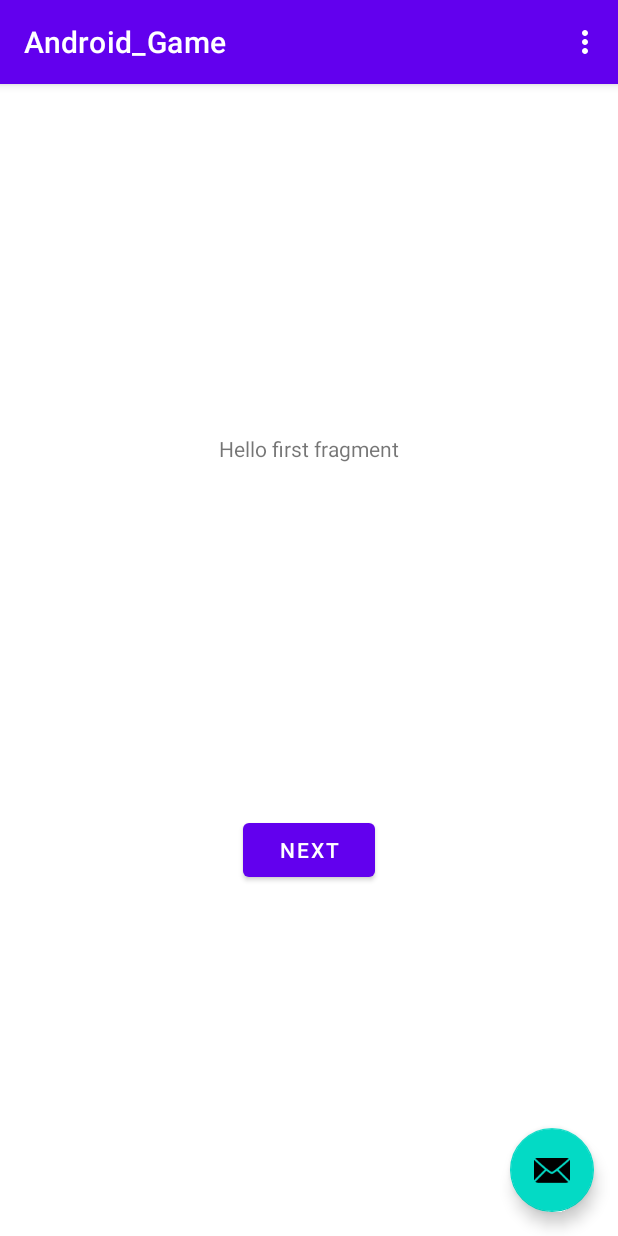
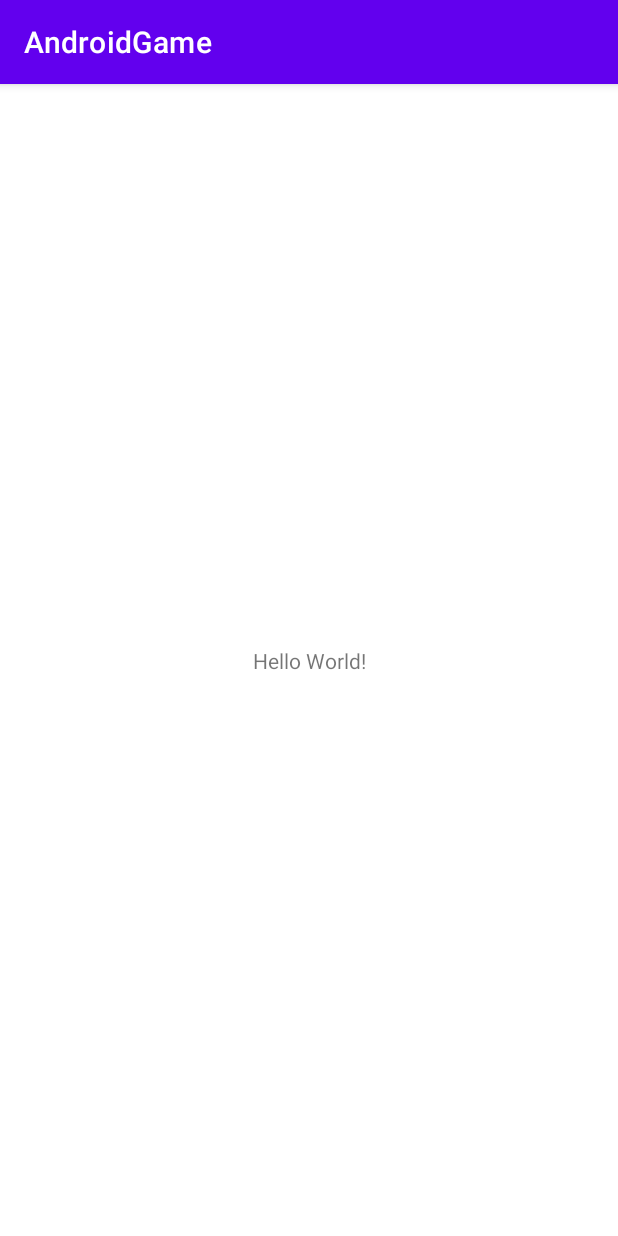
Before and after one commit to RayaLitova/AndroidGame, an Android app: the screen it shows after launch (MainActivity), on a phone screen of 412 x 824 dp. Run offline under Robolectric (Android 15) with nearby library versions, the phone set to English and light mode, and no system bars.

Commit message:
oof im stupid

```diff
--- a/app/build.gradle
+++ b/app/build.gradle
@@ -7,7 +7,7 @@ android {
     buildToolsVersion "30.0.2"
 
     defaultConfig {
-        applicationId "com.example.android_game"
+        applicationId "com.example.androidgame"
         minSdkVersion 16
         targetSdkVersion 30
         versionCode 1
@@ -33,8 +33,6 @@ dependencies {
     implementation 'androidx.appcompat:appcompat:1.2.0'
     implementation 'com.google.android.material:material:1.2.1'
     implementation 'androidx.constraintlayout:constraintlayout:2.0.4'
-    implementation 'androidx.navigation:navigation-fragment:2.2.2'
-    implementation 'androidx.navigation:navigation-ui:2.2.2'
     testImplementation 'junit:junit:4.+'
     androidTestImplementation 'androidx.test.ext:junit:1.1.2'
     androidTestImplementation 'androidx.test.espresso:espresso-core:3.3.0'
--- a/app/src/main/java/com/example/android_game/FirstFragment.java
+++ /dev/null
@@ -1,34 +0,0 @@
-package com.example.android_game;
-
-import android.os.Bundle;
-import android.view.LayoutInflater;
-import android.view.View;
-import android.view.ViewGroup;
-
-import androidx.annotation.NonNull;
-import androidx.fragment.app.Fragment;
-import androidx.navigation.fragment.NavHostFragment;
-
-public class FirstFragment extends Fragment {
-
-    @Override
-    public View onCreateView(
-            LayoutInflater inflater, ViewGroup container,
-            Bundle savedInstanceState
-    ) {
-        // Inflate the layout for this fragment
-        return inflater.inflate(R.layout.fragment_first, container, false);
-    }
-
-    public void onViewCreated(@NonNull View view, Bundle savedInstanceState) {
-        super.onViewCreated(view, savedInstanceState);
-
-        view.findViewById(R.id.button_first).setOnClickListener(new View.OnClickListener() {
-            @Override
-            public void onClick(View view) {
-                NavHostFragment.findNavController(FirstFragment.this)
-                        .navigate(R.id.action_FirstFragment_to_SecondFragment);
-            }
-        });
-    }
-}
--- a/app/src/main/java/com/example/android_game/MainActivity.java
+++ /dev/null
@@ -1,56 +0,0 @@
-package com.example.android_game;
-
-import android.os.Bundle;
-
-import com.google.android.material.floatingactionbutton.FloatingActionButton;
-import com.google.android.material.snackbar.Snackbar;
-
-import androidx.appcompat.app.AppCompatActivity;
-import androidx.appcompat.widget.Toolbar;
-
-import android.view.View;
-
-import android.view.Menu;
-import android.view.MenuItem;
-
-public class MainActivity extends AppCompatActivity {
-
-    @Override
-    protected void onCreate(Bundle savedInstanceState) {
-        super.onCreate(savedInstanceState);
-        setContentView(R.layout.activity_main);
-        Toolbar toolbar = findViewById(R.id.toolbar);
-        setSupportActionBar(toolbar);
-
-        FloatingActionButton fab = findViewById(R.id.fab);
-        fab.setOnClickListener(new View.OnClickListener() {
-            @Override
-            public void onClick(View view) {
-                Snackbar.make(view, "Replace with your own action", Snackbar.LENGTH_LONG)
-                        .setAction("Action", null).show();
-            }
-        });
-    }
-
-    @Override
-    public boolean onCreateOptionsMenu(Menu menu) {
-        // Inflate the menu; this adds items to the action bar if it is present.
-        getMenuInflater().inflate(R.menu.menu_main, menu);
-        return true;
-    }
-
-    @Override
-    public boolean onOptionsItemSelected(MenuItem item) {
-        // Handle action bar item clicks here. The action bar will
-        // automatically handle clicks on the Home/Up button, so long
-        // as you specify a parent activity in AndroidManifest.xml.
-        int id = item.getItemId();
-
-        //noinspection SimplifiableIfStatement
-        if (id == R.id.action_settings) {
-            return true;
-        }
-
-        return super.onOptionsItemSelected(item);
-    }
-}
--- a/app/src/main/res/layout/activity_main.xml
+++ b/app/src/main/res/layout/activity_main.xml
@@ -1,33 +1,18 @@
 <?xml version="1.0" encoding="utf-8"?>
-<androidx.coordinatorlayout.widget.CoordinatorLayout xmlns:android="http://schemas.android.com/apk/res/android"
+<androidx.constraintlayout.widget.ConstraintLayout xmlns:android="http://schemas.android.com/apk/res/android"
     xmlns:app="http://schemas.android.com/apk/res-auto"
     xmlns:tools="http://schemas.android.com/tools"
     android:layout_width="match_parent"
     android:layout_height="match_parent"
     tools:context=".MainActivity">
 
-    <com.google.android.material.appbar.AppBarLayout
-        android:layout_width="match_parent"
-        android:layout_height="wrap_content"
-        android:theme="@style/Theme.Android_Game.AppBarOverlay">
-
-        <androidx.appcompat.widget.Toolbar
-            android:id="@+id/toolbar"
-            android:layout_width="match_parent"
-            android:layout_height="?attr/actionBarSize"
-            android:background="?attr/colorPrimary"
-            app:popupTheme="@style/Theme.Android_Game.PopupOverlay" />
-
-    </com.google.android.material.appbar.AppBarLayout>
-
-    <include layout="@layout/content_main" />
-
-    <com.google.android.material.floatingactionbutton.FloatingActionButton
-        android:id="@+id/fab"
+    <TextView
         android:layout_width="wrap_content"
         android:layout_height="wrap_content"
-        android:layout_gravity="bottom|end"
-        android:layout_margin="@dimen/fab_margin"
-        app:srcCompat="@android:drawable/ic_dialog_email" />
+        android:text="Hello World!"
+        app:layout_constraintBottom_toBottomOf="parent"
+        app:layout_constraintLeft_toLeftOf="parent"
+        app:layout_constraintRight_toRightOf="parent"
+        app:layout_constraintTop_toTopOf="parent" />
 
-</androidx.coordinatorlayout.widget.CoordinatorLayout>
+</androidx.constraintlayout.widget.ConstraintLayout>
--- a/app/src/main/res/layout/content_main.xml
+++ /dev/null
@@ -1,19 +0,0 @@
-<?xml version="1.0" encoding="utf-8"?>
-<androidx.constraintlayout.widget.ConstraintLayout xmlns:android="http://schemas.android.com/apk/res/android"
-    xmlns:app="http://schemas.android.com/apk/res-auto"
-    android:layout_width="match_parent"
-    android:layout_height="match_parent"
-    app:layout_behavior="@string/appbar_scrolling_view_behavior">
-
-    <fragment
-        android:id="@+id/nav_host_fragment"
-        android:name="androidx.navigation.fragment.NavHostFragment"
-        android:layout_width="0dp"
-        android:layout_height="0dp"
-        app:defaultNavHost="true"
-        app:layout_constraintBottom_toBottomOf="parent"
-        app:layout_constraintLeft_toLeftOf="parent"
-        app:layout_constraintRight_toRightOf="parent"
-        app:layout_constraintTop_toTopOf="parent"
-        app:navGraph="@navigation/nav_graph" />
-</androidx.constraintlayout.widget.ConstraintLayout>
--- a/app/src/main/res/layout/fragment_first.xml
+++ /dev/null
@@ -1,28 +0,0 @@
-<?xml version="1.0" encoding="utf-8"?>
-<androidx.constraintlayout.widget.ConstraintLayout xmlns:android="http://schemas.android.com/apk/res/android"
-    xmlns:app="http://schemas.android.com/apk/res-auto"
-    xmlns:tools="http://schemas.android.com/tools"
-    android:layout_width="match_parent"
-    android:layout_height="match_parent"
-    tools:context=".FirstFragment">
-
-    <TextView
-        android:id="@+id/textview_first"
-        android:layout_width="wrap_content"
-        android:layout_height="wrap_content"
-        android:text="@string/hello_first_fragment"
-        app:layout_constraintBottom_toTopOf="@id/button_first"
-        app:layout_constraintEnd_toEndOf="parent"
-        app:layout_constraintStart_toStartOf="parent"
-        app:layout_constraintTop_toTopOf="parent" />
-
-    <Button
-        android:id="@+id/button_first"
-        android:layout_width="wrap_content"
-        android:layout_height="wrap_content"
-        android:text="@string/next"
-        app:layout_constraintBottom_toBottomOf="parent"
-        app:layout_constraintEnd_toEndOf="parent"
-        app:layout_constraintStart_toStartOf="parent"
-        app:layout_constraintTop_toBottomOf="@id/textview_first" />
-</androidx.constraintlayout.widget.ConstraintLayout>
--- a/app/src/main/res/menu/menu_main.xml
+++ /dev/null
@@ -1,10 +0,0 @@
-<menu xmlns:android="http://schemas.android.com/apk/res/android"
-    xmlns:app="http://schemas.android.com/apk/res-auto"
-    xmlns:tools="http://schemas.android.com/tools"
-    tools:context="com.example.android_game.MainActivity">
-    <item
-        android:id="@+id/action_settings"
-        android:orderInCategory="100"
-        android:title="@string/action_settings"
-        app:showAsAction="never" />
-</menu>
--- a/app/src/main/res/navigation/nav_graph.xml
+++ /dev/null
@@ -1,28 +0,0 @@
-<?xml version="1.0" encoding="utf-8"?>
-<navigation xmlns:android="http://schemas.android.com/apk/res/android"
-    xmlns:app="http://schemas.android.com/apk/res-auto"
-    xmlns:tools="http://schemas.android.com/tools"
-    android:id="@+id/nav_graph"
-    app:startDestination="@id/FirstFragment">
-
-    <fragment
-        android:id="@+id/FirstFragment"
-        android:name="com.example.android_game.FirstFragment"
-        android:label="@string/first_fragment_label"
-        tools:layout="@layout/fragment_first">
-
-        <action
-            android:id="@+id/action_FirstFragment_to_SecondFragment"
-            app:destination="@id/SecondFragment" />
-    </fragment>
-    <fragment
-        android:id="@+id/SecondFragment"
-        android:name="com.example.android_game.SecondFragment"
-        android:label="@string/second_fragment_label"
-        tools:layout="@layout/fragment_second">
-
-        <action
-            android:id="@+id/action_SecondFragment_to_FirstFragment"
-            app:destination="@id/FirstFragment" />
-    </fragment>
-</navigation>
--- a/app/src/main/res/values-night/themes.xml
+++ b/app/src/main/res/values-night/themes.xml
@@ -1,6 +1,6 @@
 <resources xmlns:tools="http://schemas.android.com/tools">
     <!-- Base application theme. -->
-    <style name="Theme.Android_Game" parent="Theme.MaterialComponents.DayNight.DarkActionBar">
+    <style name="Theme.AndroidGame" parent="Theme.MaterialComponents.DayNight.DarkActionBar">
         <!-- Primary brand color. -->
         <item name="colorPrimary">@color/purple_200</item>
         <item name="colorPrimaryVariant">@color/purple_700</item>
--- a/app/src/main/res/values/dimens.xml
+++ /dev/null
@@ -1,3 +0,0 @@
-<resources>
-    <dimen name="fab_margin">16dp</dimen>
-</resources>
--- a/app/src/main/res/values/strings.xml
+++ b/app/src/main/res/values/strings.xml
@@ -1,12 +1,3 @@
 <resources>
-    <string name="app_name">Android_Game</string>
-    <string name="action_settings">Settings</string>
-    <!-- Strings used for fragments for navigation -->
-    <string name="first_fragment_label">First Fragment</string>
-    <string name="second_fragment_label">Second Fragment</string>
-    <string name="next">Next</string>
-    <string name="previous">Previous</string>
-
-    <string name="hello_first_fragment">Hello first fragment</string>
-    <string name="hello_second_fragment">Hello second fragment. Arg: %1$s</string>
+    <string name="app_name">AndroidGame</string>
 </resources>
--- a/app/src/main/res/values/themes.xml
+++ b/app/src/main/res/values/themes.xml
@@ -1,6 +1,6 @@
 <resources xmlns:tools="http://schemas.android.com/tools">
     <!-- Base application theme. -->
-    <style name="Theme.Android_Game" parent="Theme.MaterialComponents.DayNight.DarkActionBar">
+    <style name="Theme.AndroidGame" parent="Theme.MaterialComponents.DayNight.DarkActionBar">
         <!-- Primary brand color. -->
         <item name="colorPrimary">@color/purple_500</item>
         <item name="colorPrimaryVariant">@color/purple_700</item>
@@ -13,13 +13,4 @@
         <item name="android:statusBarColor" tools:targetApi="l">?attr/colorPrimaryVariant</item>
         <!-- Customize your theme here. -->
     </style>
-
-    <style name="Theme.Android_Game.NoActionBar">
-        <item name="windowActionBar">false</item>
-        <item name="windowNoTitle">true</item>
-    </style>
-
-    <style name="Theme.Android_Game.AppBarOverlay" parent="ThemeOverlay.AppCompat.Dark.ActionBar" />
-
-    <style name="Theme.Android_Game.PopupOverlay" parent="ThemeOverlay.AppCompat.Light" />
 </resources>
--- a/settings.gradle
+++ b/settings.gradle
@@ -1,2 +1,2 @@
 include ':app'
-rootProject.name = "Android_Game"
+rootProject.name = "AndroidGame"
```
Also changed, not shown: app/src/main/AndroidManifest.xml (+3 -6 lines), app/src/main/java/com/example/android_game/SecondFragment.java (deleted, +0 -34 lines), app/src/main/java/com/example/androidgame/MainActivity.java (added, +14 -0 lines), app/src/main/res/layout/fragment_second.xml (deleted, +0 -27 lines), gradle/wrapper/gradle-wrapper.properties, 5 other files.
